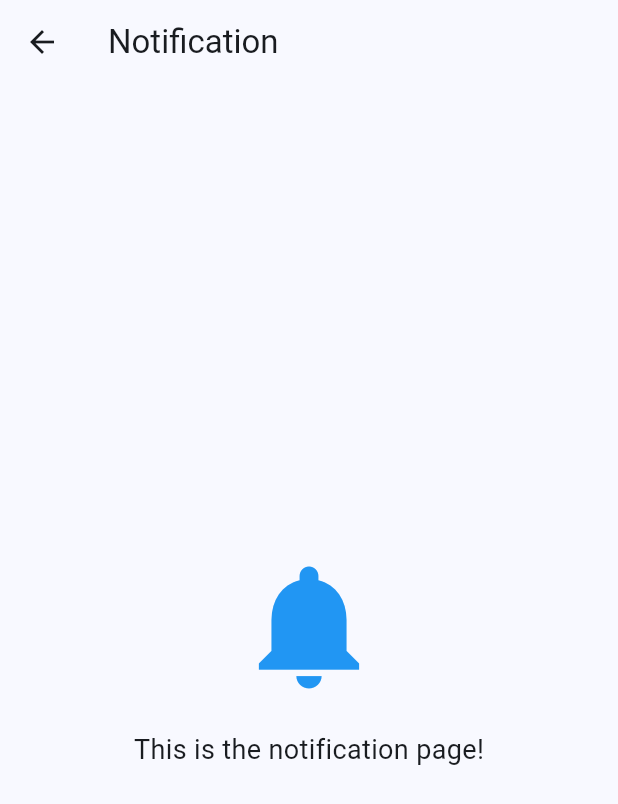
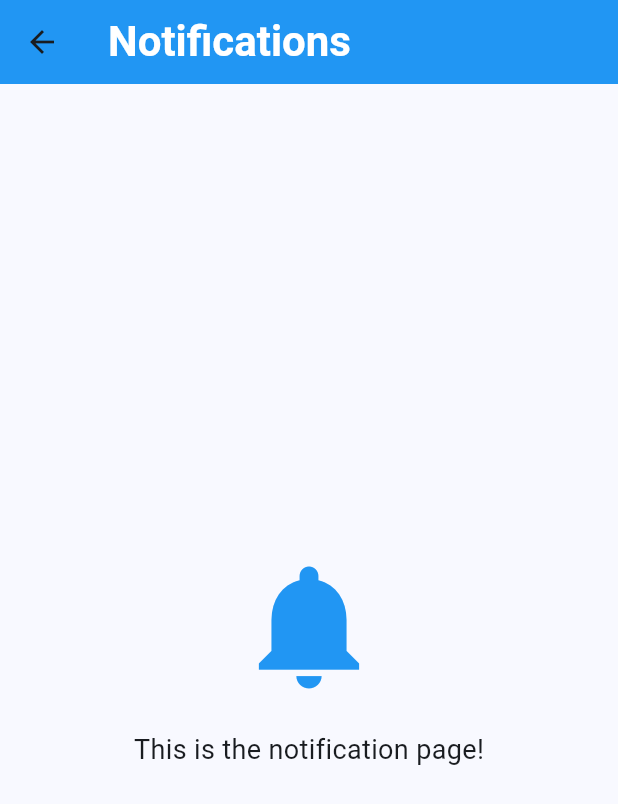
Before and after one commit to ZaBoteru/ZaBoteru-HydrationApp, a Flutter app: the NotiPage screen opened by its route, on a phone screen of 412 x 824 dp. Shown: the top 804 px of the screen. Run offline on Flutter 3.47's test engine with Material 3 defaults, Android fonts, the phone set to English and light mode, and no system bars; our stand-ins replace animated_splash_screen, flutter_local_notifications, lottie; Roboto replaces fonts that are missing (Montserrat).

Commit message:
design-edits

```diff
--- a/lib/pages/NotificationPage.dart
+++ b/lib/pages/NotificationPage.dart
@@ -7,7 +7,16 @@ class NotiPage extends StatelessWidget {
   Widget build(BuildContext context) {
     return Scaffold(
       appBar: AppBar(
-        title: const Text('Notification'),
+        backgroundColor: Colors.blue,
+        title: const Text(
+          'Notifications',
+          style: TextStyle(
+                color: Colors.white,
+                fontFamily: 'Montserrat',
+                fontWeight: FontWeight.bold,
+                fontSize: 28.0,
+              ),
+        ),
       ),
       body: const Center(
         child: Column(
--- /dev/null
+++ b/lib/pages/notificationCalss.dart
@@ -0,0 +1,5 @@
+import 'package:flutter_local_notifications/flutter_local_notifications.dart';
+
+class NotificationStruct {
+  static final _notificationsStruct = FlutterLocalNotificationsPlugin();
+}
--- a/pubspec.yaml
+++ b/pubspec.yaml
@@ -35,6 +35,7 @@ dependencies:
   animated_bottom_navigation_bar: ^1.3.0
   google_nav_bar: ^5.0.6
   line_icons: ^2.0.3
+  flutter_local_notifications: ^16.2.0
 
   # The following adds the Cupertino Icons font to your application.
   # Use with the CupertinoIcons class for iOS style icons.
```
Also changed, not shown: lib/pages/Settings.dart (+10 -1 lines), pubspec.lock, 1 other file.
